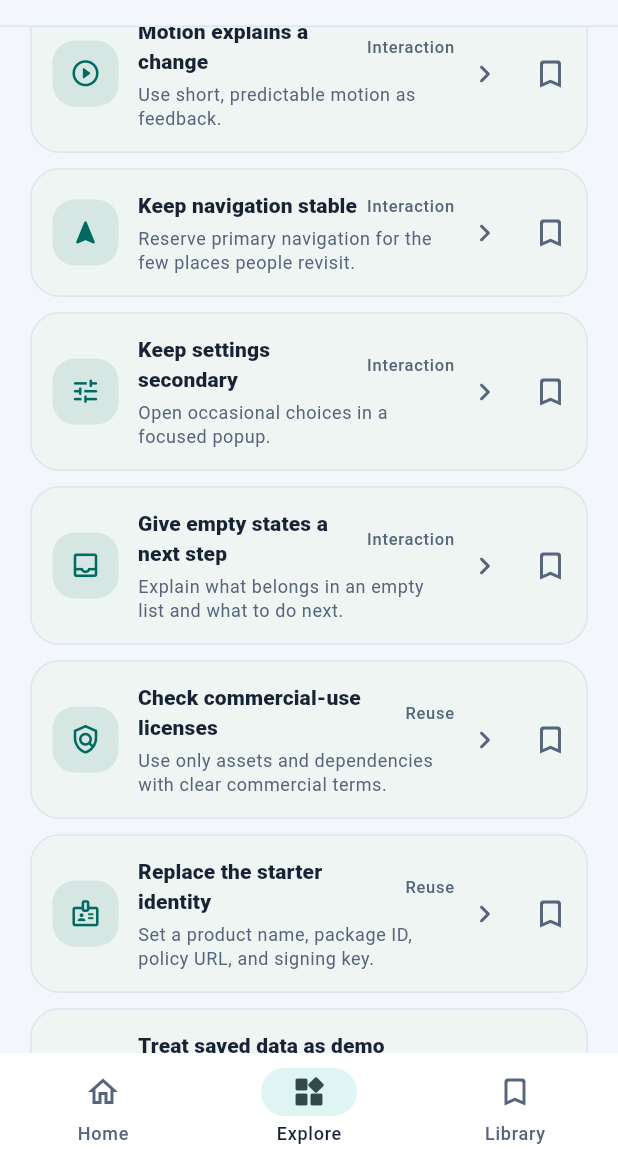
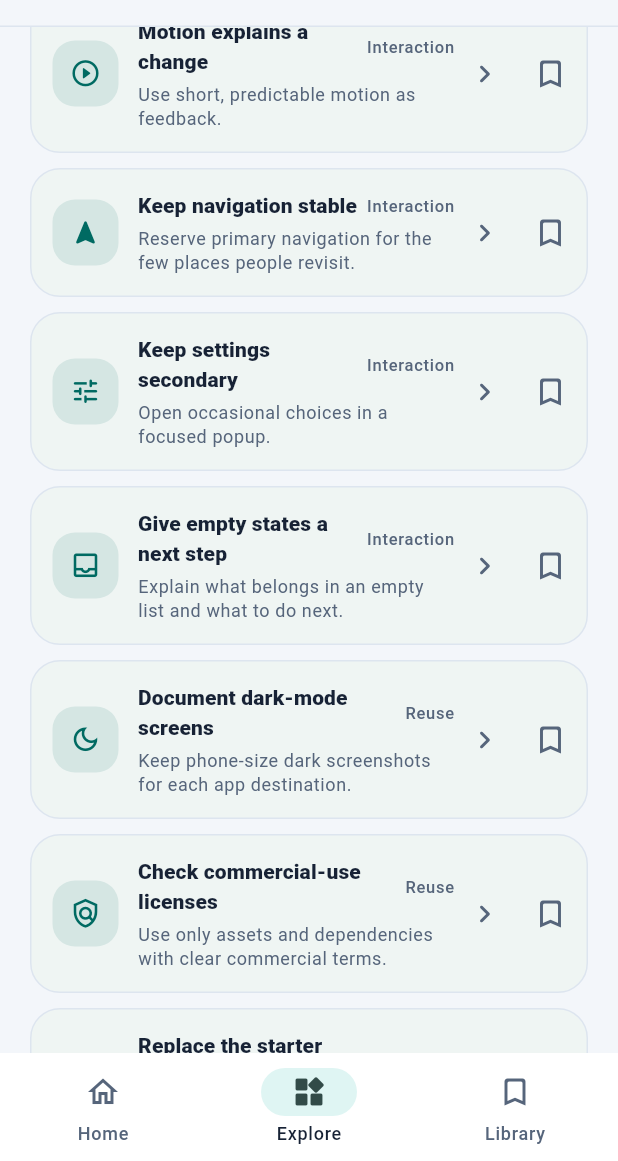
Before and after one commit to jan-lederer/Template-App, a Flutter app: the screen it shows after launch, item 2 of the bottom bar chosen, scrolled down 1152 dp, on a phone screen of 412 x 824 dp, the part 75-1236 px from its top. Run offline on Flutter 3.47's test engine with Material 3 defaults, Android fonts, the phone set to English and light mode, and no system bars.

Commit message:
feat: update README and feature catalog

```diff
--- a/lib/app/feature_catalog.dart
+++ b/lib/app/feature_catalog.dart
@@ -150,6 +150,15 @@ const featureCatalog = <FeatureItem>[
     icon: Icons.inbox_outlined,
   ),
   FeatureItem(
+    id: 'dark-mode-screenshots',
+    title: 'Document dark-mode screens',
+    description: 'Keep phone-size dark screenshots for each app destination.',
+    details: 'Rule: Keep dark-mode screenshots of every primary destination and the settings popup in the README. Capture them at phone size and refresh the gallery whenever those screens change.',
+    source: 'README.md · Dark mode screenshots; test/widget_test.dart',
+    group: FeatureGroup.reuse,
+    icon: Icons.dark_mode_outlined,
+  ),
+  FeatureItem(
     id: 'commercial-assets',
     title: 'Check commercial-use licenses',
     description:
--- a/pubspec.yaml
+++ b/pubspec.yaml
@@ -16,7 +16,7 @@ publish_to: 'none' # Remove this line if you wish to publish to pub.dev
 # https://developer.apple.com/library/archive/documentation/General/Reference/InfoPlistKeyReference/Articles/CoreFoundationKeys.html
 # In Windows, build-name is used as the major, minor, and patch parts
 # of the product and file versions while build-number is used as the build suffix.
-version: 1.0.0+14
+version: 1.0.0+15
 
 environment:
   sdk: ^3.13.5
```
Also changed, not shown: 6 other files.
